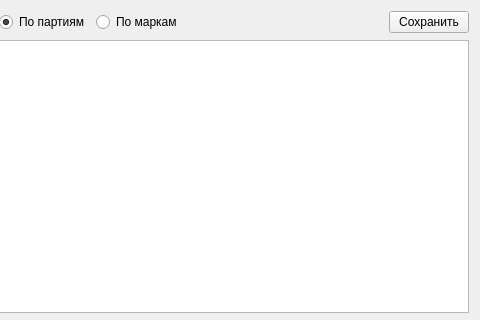
Old version of the form formbalance.ui in the repository Sergeyego/warehouse; both pictures show x 431 to 911 and y 0 to 320 of the 911 by 613 pixel window.
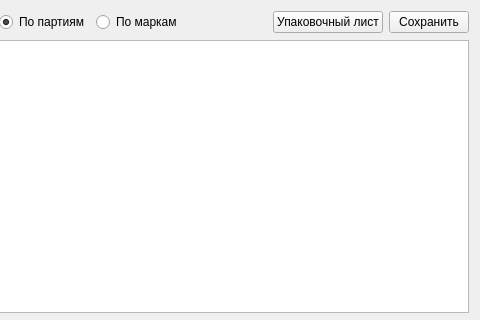
New version of the form. Custom widgets are drawn as their Qt base class.

The edit to the form file:
```diff
--- a/formbalance.ui
+++ b/formbalance.ui
@@ -90,6 +90,16 @@
        </property>
       </spacer>
      </item>
+     <item>
+      <widget class="QPushButton" name="pushButtonPackList">
+       <property name="enabled">
+        <bool>true</bool>
+       </property>
+       <property name="text">
+        <string>Упаковочный лист</string>
+       </property>
+      </widget>
+     </item>
      <item>
       <widget class="QPushButton" name="pushButtonSave">
        <property name="text">
```
Left out of the diff: 8 changed lines with no effect on the pictures.
